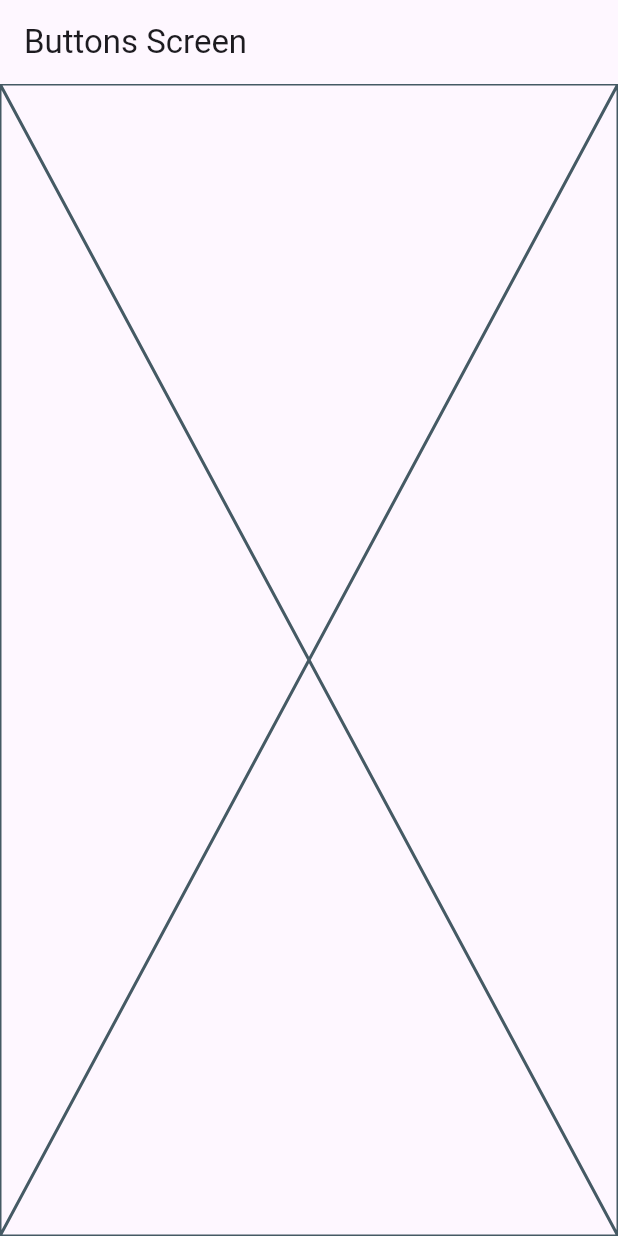
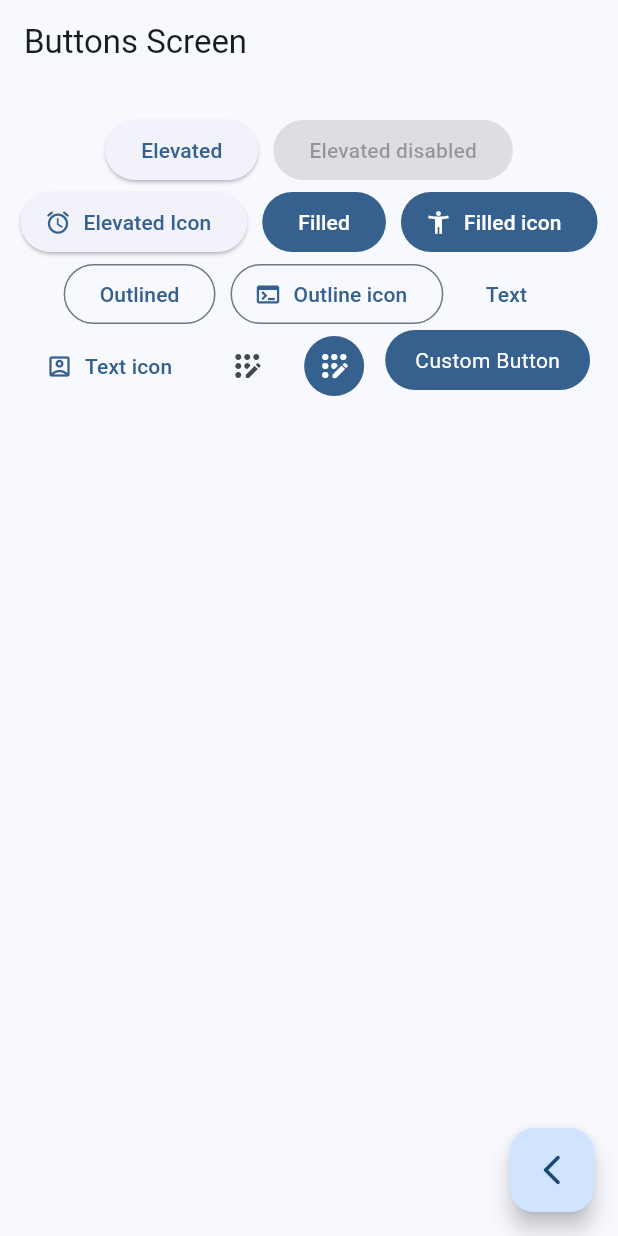
Before and after one commit to juanpjacobi/widgets_app, a Flutter app: the ButtonsScreen screen opened by its route, on a phone screen of 412 x 824 dp. Run offline on Flutter 3.47's test engine with Material 3 defaults, Android fonts, the phone set to English and light mode, and no system bars; our stand-ins replace go_router.

Commit message:
Buttons Screen finished

```diff
--- a/lib/main.dart
+++ b/lib/main.dart
@@ -14,7 +14,7 @@ class MainApp extends StatelessWidget {
     return MaterialApp.router(
       routerConfig: appRouter,
       debugShowCheckedModeBanner: false,
-      theme: Apptheme(selectedColor: 5).getTheme(),
+      theme: Apptheme(selectedColor: 0).getTheme(),
     );
   }
 }
--- a/lib/presentation/screens/buttons/buttons_screen.dart
+++ b/lib/presentation/screens/buttons/buttons_screen.dart
@@ -1,4 +1,5 @@
 import 'package:flutter/material.dart';
+import 'package:go_router/go_router.dart';
 
 class ButtonsScreen extends StatelessWidget {
   static const String name = 'buttons_screen';
@@ -10,7 +11,92 @@ class ButtonsScreen extends StatelessWidget {
       appBar: AppBar(
         title: const Text('Buttons Screen'),
       ),
-      body: const Placeholder(),
+      body: const _ButtonsView(),
+      floatingActionButton: FloatingActionButton(
+        child: const Icon(Icons.arrow_back_ios_new_rounded),
+        onPressed: () {
+          context.pop();
+        },
+      ),
     );
   }
 }
+
+class _ButtonsView extends StatelessWidget {
+  const _ButtonsView();
+
+  @override
+  Widget build(BuildContext context) {
+    final colors = Theme.of(context).colorScheme;
+    return SizedBox(
+      width: double.infinity,
+      child: Padding(
+        padding: const EdgeInsets.symmetric(horizontal: 10, vertical: 20),
+        child: Wrap(
+          spacing: 10,
+          alignment: WrapAlignment.center,
+          children: [
+            ElevatedButton(onPressed: () {}, child: const Text('Elevated')),
+            const ElevatedButton(
+                onPressed: null, child: Text('Elevated disabled')),
+            ElevatedButton.icon(
+                onPressed: () {},
+                icon: const Icon(Icons.access_alarm_rounded),
+                label: const Text('Elevated Icon')),
+            FilledButton(onPressed: () {}, child: const Text('Filled')),
+            FilledButton.icon(
+              onPressed: () {},
+              icon: const Icon(Icons.accessibility_new),
+              label: const Text('Filled icon'),
+            ),
+            OutlinedButton(onPressed: () {}, child: const Text('Outlined')),
+            OutlinedButton.icon(
+                onPressed: () {},
+                icon: const Icon(Icons.terminal),
+                label: const Text('Outline icon')),
+            TextButton(onPressed: () {}, child: const Text('Text')),
+            TextButton.icon(
+                onPressed: () {},
+                icon: const Icon(Icons.account_box_outlined),
+                label: const Text('Text icon')),
+            IconButton(
+                onPressed: () {},
+                icon: const Icon(Icons.app_registration_rounded)),
+            IconButton(
+              onPressed: () {},
+              icon: const Icon(Icons.app_registration_rounded),
+              style: ButtonStyle(
+                  backgroundColor: MaterialStatePropertyAll(colors.primary),
+                  iconColor: const MaterialStatePropertyAll(Colors.white)),
+            ),
+            const CustomButon(),
+          ],
+        ),
+      ),
+    );
+  }
+}
+
+class CustomButon extends StatelessWidget {
+  const CustomButon({super.key});
+
+  @override
+  Widget build(BuildContext context) {
+    final colors = Theme.of(context).colorScheme;
+    return ClipRRect(
+      borderRadius: BorderRadius.circular(20),
+      child: Material(
+        color: colors.primary,
+        child: InkWell(
+          onTap: () {},
+          child: const Padding(
+              padding: EdgeInsets.symmetric(horizontal: 20, vertical: 10),
+              child: Text(
+                'Custom Button',
+                style: TextStyle(color: Colors.white),
+              )),
+        ),
+      ),
+    );
+  }
+}
--- a/lib/presentation/screens/home/home_screen.dart
+++ b/lib/presentation/screens/home/home_screen.dart
@@ -1,7 +1,6 @@
 import 'package:flutter/material.dart';
 import 'package:go_router/go_router.dart';
 import 'package:widgets_app/config/theme/menu/menu_items.dart';
-import 'package:widgets_app/presentation/screens/cards/cards_screen.dart';
 
 class HomeScreen extends StatelessWidget {
   static const String name = 'home_screen';
```
